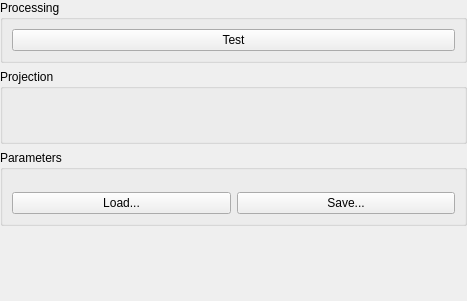
Old version of the form AcfSln/Include/iqtipr/CLineProjectionSupplierGuiComp.ui in the repository ImagingTools/AcfPublic.
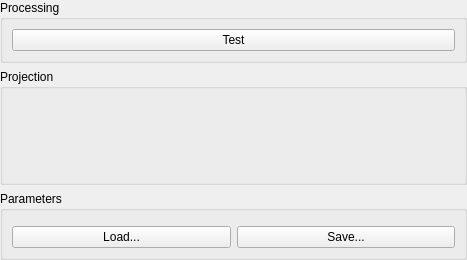
New version of the form. Icons and pictures are not drawn.

The edit to the form file:
```diff
--- a/AcfSln/Include/iqtipr/CLineProjectionSupplierGuiComp.ui
+++ b/AcfSln/Include/iqtipr/CLineProjectionSupplierGuiComp.ui
@@ -7,7 +7,7 @@
     <x>0</x>
     <y>0</y>
     <width>467</width>
-    <height>301</height>
+    <height>260</height>
    </rect>
   </property>
   <layout class="QVBoxLayout">
@@ -62,24 +62,12 @@
    </item>
    <item>
     <widget class="QGroupBox" name="ParamsGB">
-     <property name="sizePolicy">
-      <sizepolicy hsizetype="Preferred" vsizetype="MinimumExpanding">
-       <horstretch>0</horstretch>
-       <verstretch>0</verstretch>
-      </sizepolicy>
-     </property>
      <property name="title">
       <string>Parameters</string>
      </property>
      <layout class="QVBoxLayout" name="verticalLayout_2">
       <item>
        <widget class="QFrame" name="ParamsFrame">
-        <property name="sizePolicy">
-         <sizepolicy hsizetype="Preferred" vsizetype="MinimumExpanding">
-          <horstretch>0</horstretch>
-          <verstretch>0</verstretch>
-         </sizepolicy>
-        </property>
         <property name="frameShape">
          <enum>QFrame::NoFrame</enum>
         </property>
@@ -129,22 +117,6 @@
      </layout>
     </widget>
    </item>
-   <item>
-    <spacer name="verticalSpacer">
-     <property name="orientation">
-      <enum>Qt::Vertical</enum>
-     </property>
-     <property name="sizeType">
-      <enum>QSizePolicy::Expanding</enum>
-     </property>
-     <property name="sizeHint" stdset="0">
-      <size>
-       <width>20</width>
-       <height>20</height>
-      </size>
-     </property>
-    </spacer>
-   </item>
   </layout>
  </widget>
  <resources>
```
Left out of the diff: 22 changed lines with no effect on the pictures.
